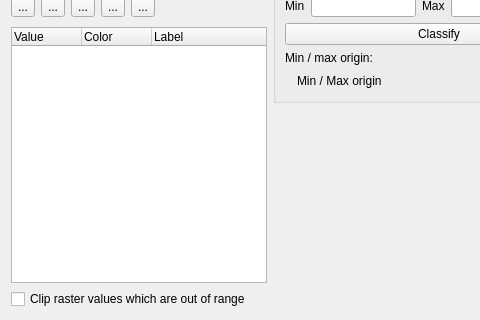
Above: src/ui/qgssinglebandpseudocolorrendererwidgetbase.ui from qgis/QGIS before the change; both pictures show x 0 to 480 and y 102 to 422 of the 616 by 422 pixel window. Below: the same form after it.
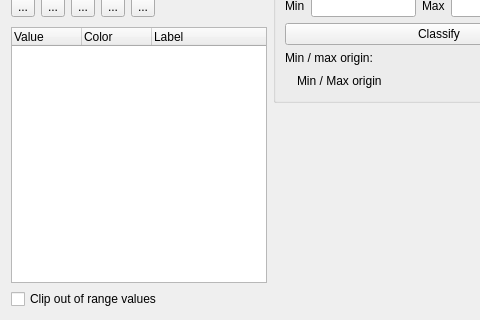
That is the form after the change. Icons and pictures are not drawn. Custom widgets are drawn as their Qt base class.

Commit message:
[raster] Fix pseudocolor clip option (setting was lost in the pipeline)
Also disable checkbox for exact and discrete mode, as it isn't used there.

The edit to the form file:
```diff
--- a/src/ui/qgssinglebandpseudocolorrendererwidgetbase.ui
+++ b/src/ui/qgssinglebandpseudocolorrendererwidgetbase.ui
@@ -177,7 +177,7 @@
         <string>If checked, any pixels with a value out of range will not be rendered</string>
        </property>
        <property name="text">
-        <string>Clip raster values which are out of range</string>
+        <string>Clip out of range values</string>
        </property>
       </widget>
      </item>
```
The commit also changes 3 other files.
